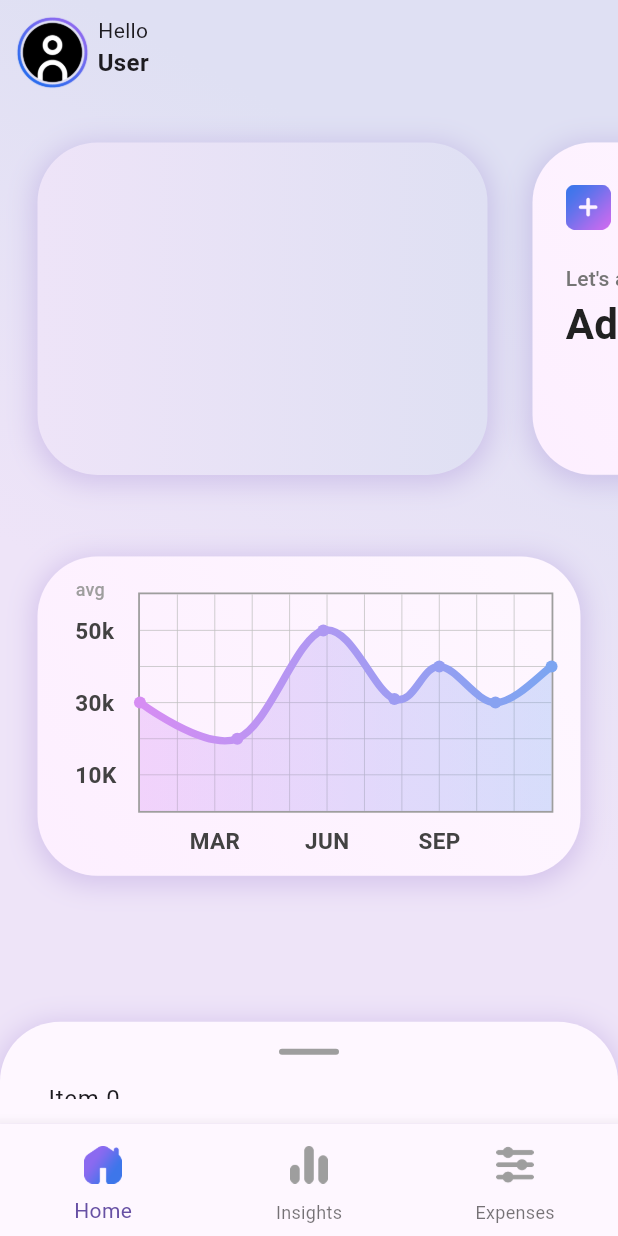
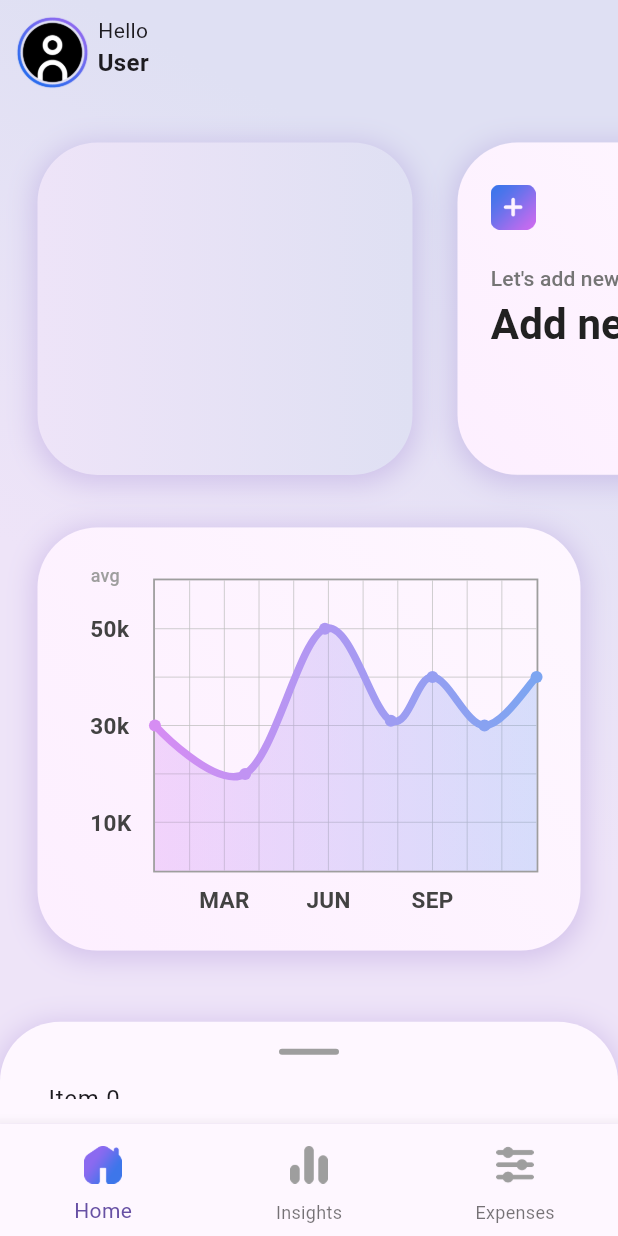
Before and after one commit to MartinPHt/income-tally, a Flutter app: the screen it shows after launch, on a phone screen of 412 x 824 dp. Run offline on Flutter 3.47's test engine with Material 3 defaults, Android fonts, the light colour scheme and no system bars; drawn by our look-alikes of fl_chart.

Commit message:
Updated responsive design of home page. Updated custom line chart to size to content of the parent widget.

```diff
--- a/lib/views/home_page.dart
+++ b/lib/views/home_page.dart
@@ -18,9 +18,21 @@ class HomePageState extends State<HomePage> {
 
   @override
   Widget build(BuildContext context) {
+    bool isBottomExpenseListVisible = true;
+    bool isRightExpenseListVisible = false;
+
+    if (MediaQuery.of(context).size.width > 1200) {
+      isBottomExpenseListVisible = false;
+      isRightExpenseListVisible = true;
+    }
+
     return Stack(children: [
       Container(
         constraints: const BoxConstraints(maxHeight: 1200),
+        child: Row(
+          children: [
+            Expanded(
+              flex: 3,
               child: Column(
                 children: [
                   Expanded(
@@ -35,8 +47,8 @@ class HomePageState extends State<HomePage> {
                             height: double.infinity,
                             margin: const EdgeInsets.only(
                                 left: 25, top: 25, right: 15, bottom: 25),
-                      constraints:
-                          const BoxConstraints(minWidth: 300, maxWidth: 350),
+                            constraints: const BoxConstraints(
+                                minWidth: 250, maxWidth: 365),
                             borderThickness: 0.01,
                             gradient: const LinearGradient(colors: [
                               AppColors.backgroundPurple,
@@ -49,8 +61,8 @@ class HomePageState extends State<HomePage> {
                             height: double.infinity,
                             margin: const EdgeInsets.only(
                                 left: 15, top: 25, right: 25, bottom: 25),
-                      constraints:
-                          const BoxConstraints(minWidth: 300, maxWidth: 350),
+                            constraints: const BoxConstraints(
+                                minWidth: 250, maxWidth: 365),
                             child: TextButton(
                                 onPressed: () {
                                   Navigator.pushNamed(context, "/add_expense");
@@ -71,7 +83,8 @@ class HomePageState extends State<HomePage> {
                                     Container(
                                       margin: const EdgeInsets.only(left: 10),
                                       child: Column(
-                                  mainAxisAlignment: MainAxisAlignment.center,
+                                        mainAxisAlignment:
+                                            MainAxisAlignment.center,
                                         children: [
                                           Row(
                                             children: [
@@ -90,7 +103,8 @@ class HomePageState extends State<HomePage> {
                                                 style: TextStyle(
                                                     color: Colors.grey[900],
                                                     fontSize: 28,
-                                              fontWeight: FontWeight.bold),
+                                                    fontWeight:
+                                                        FontWeight.bold),
                                               )
                                             ],
                                           ),
@@ -102,15 +116,17 @@ class HomePageState extends State<HomePage> {
                           ),
                         ]),
                   ),
+                  const Expanded(
+                    flex: 8,
+                    child: Row(
+                      children: [
                         Expanded(
-              flex: 6,
-              child: Container(
-                  width: MediaQuery.of(context).size.width,
-                  height: double.infinity,
-                  margin: const EdgeInsets.only(
-                      left: 25, top: 10, right: 25, bottom: 10),
-                  constraints: const BoxConstraints(minWidth: 300),
-                  child: const RoundedContainer(
+                          child: RoundedContainer(
+                              margin: EdgeInsets.only(
+                                  left: 25, top: 10, right: 25, bottom: 70),
+                              padding: EdgeInsets.all(10),
+                              constraints: BoxConstraints(maxWidth: 730),
+                              alignment: Alignment.topLeft,
                               child: CustomLineChart(
                                 data: [
                                   FlSpot(0, 3),
@@ -121,16 +137,42 @@ class HomePageState extends State<HomePage> {
                                   FlSpot(9.5, 3),
                                   FlSpot(11, 4),
                                 ],
-                  ))),
+                              )),
                         ),
-            Expanded(
-              flex: 3,
-              child: Container(),
+                      ],
+                    ),
+                  ),
+                  Visibility(
+                      visible: isBottomExpenseListVisible,
+                      child: Expanded(flex: 1, child: Container()))
+                ],
+              ),
+            ),
+            Visibility(
+              visible: isRightExpenseListVisible,
+              child: Expanded(
+                flex: 1,
+                child: RoundedContainer(
+                  margin: const EdgeInsets.only(
+                      left: 10, top: 25, right: 25, bottom: 70),
+                  child: ListView.builder(
+                    physics: const BouncingScrollPhysics(),
+                    itemCount: 30,
+                    itemBuilder: (context, index) {
+                      return ListTile(
+                        title: Text('Item $index'),
+                      );
+                    },
+                  ),
+                ),
+              ),
             )
           ],
         ),
       ),
-      DraggableScrollableSheet(
+      Visibility(
+        visible: isBottomExpenseListVisible,
+        child: DraggableScrollableSheet(
           controller: sheetController,
           initialChildSize: 0.1,
           minChildSize: 0.1,
@@ -141,7 +183,8 @@ class HomePageState extends State<HomePage> {
               decoration: BoxDecoration(
                 color: Theme.of(context).canvasColor,
                 borderRadius: const BorderRadius.only(
-                  topLeft: Radius.circular(40), topRight: Radius.circular(40)),
+                    topLeft: Radius.circular(40),
+                    topRight: Radius.circular(40)),
                 boxShadow: [
                   BoxShadow(
                     color: Colors.deepPurple.withOpacity(0.2),
@@ -184,6 +227,7 @@ class HomePageState extends State<HomePage> {
             );
           },
         ),
+      ),
     ]);
   }
 }
--- a/lib/views/main_view.dart
+++ b/lib/views/main_view.dart
@@ -66,11 +66,7 @@ class MainViewState extends State<MainView> {
     bool bottomNavBarVisible = true;
     bool sideMenuVisible = false;
 
-    if (MediaQuery.of(context).size.width <= 700) {
-      //
-    } else if (MediaQuery.of(context).size.width <= 1200) {
-      //
-    } else {
+    if (MediaQuery.of(context).size.width > 1200) {
       sideMenuVisible = true;
       bottomNavBarVisible = false;
     }
--- a/lib/widgets/line_chart.dart
+++ b/lib/widgets/line_chart.dart
@@ -49,9 +49,7 @@ class _CustomLineChartState extends State<CustomLineChart> {
 
     return Stack(
       children: <Widget>[
-        AspectRatio(
-          aspectRatio: 1.70,
-          child: Padding(
+        Padding(
           padding: const EdgeInsets.only(
             right: 18,
             left: 25,
@@ -60,7 +58,6 @@ class _CustomLineChartState extends State<CustomLineChart> {
           ),
           child: LineChart(
             showAvg ? avgData(averageValue) : mainData(),
-            ),
           ),
         ),
         Container(
@@ -203,7 +200,7 @@ class _CustomLineChartState extends State<CustomLineChart> {
     var values = widget.data.map((data) => data.x).toList();
 
     return LineChartData(
-      lineTouchData: const LineTouchData(enabled: false),
+      //lineTouchData: const LineTouchData(enabled: true),
       gridData: FlGridData(
         show: true,
         drawHorizontalLine: true,
--- a/lib/widgets/rounded_container.dart
+++ b/lib/widgets/rounded_container.dart
@@ -12,6 +12,7 @@ class RoundedContainer extends StatelessWidget {
   final EdgeInsets? margin;
   final EdgeInsets? padding;
   final BoxConstraints? constraints;
+  final AlignmentGeometry? alignment;
 
   const RoundedContainer({
     super.key,
@@ -23,7 +24,8 @@ class RoundedContainer extends StatelessWidget {
     this.margin,
     this.padding,
     this.gradient,
-    this.constraints
+    this.constraints,
+    this.alignment = Alignment.center
   });
 
   @override
@@ -43,8 +45,8 @@ class RoundedContainer extends StatelessWidget {
       lighterColor = AppColors.changeLightness(primaryColor, -0.015);
     }
 
-    return Center(
-      child: Container(
+    return Container(
+      alignment: alignment,
       width: width,
       height: height,
       margin: margin,
@@ -69,7 +71,6 @@ class RoundedContainer extends StatelessWidget {
         ],
       ),
       child: child
-      ),
     );
   }
 }
```
Lines whose indentation alone changed are shown as unchanged.
